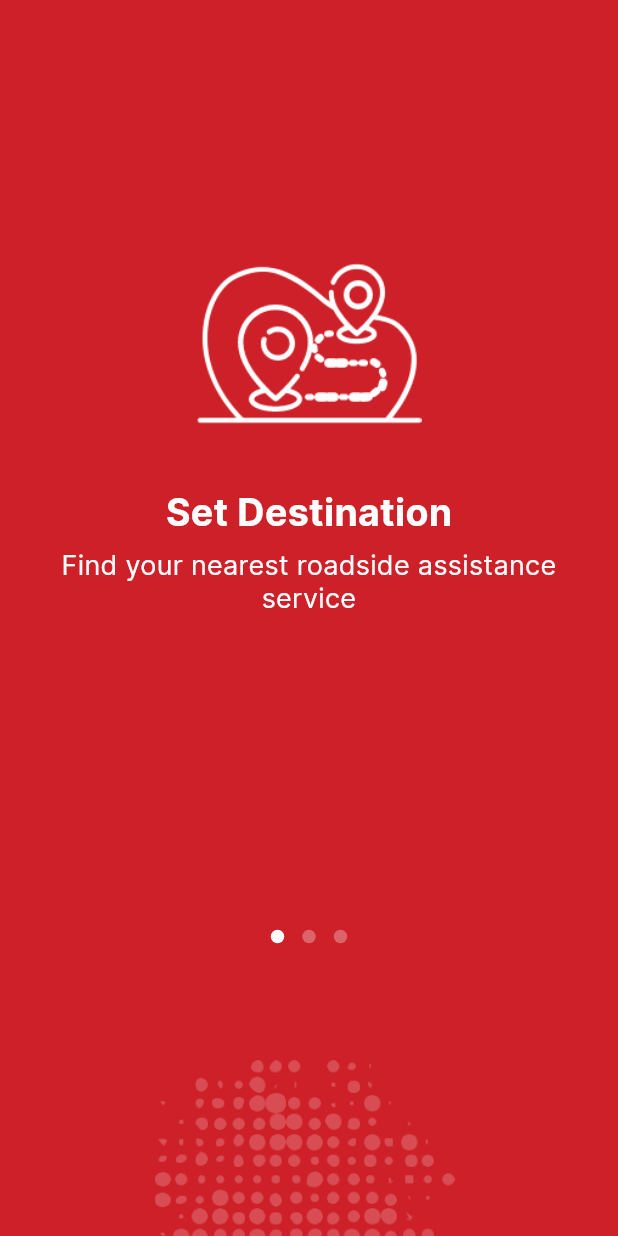
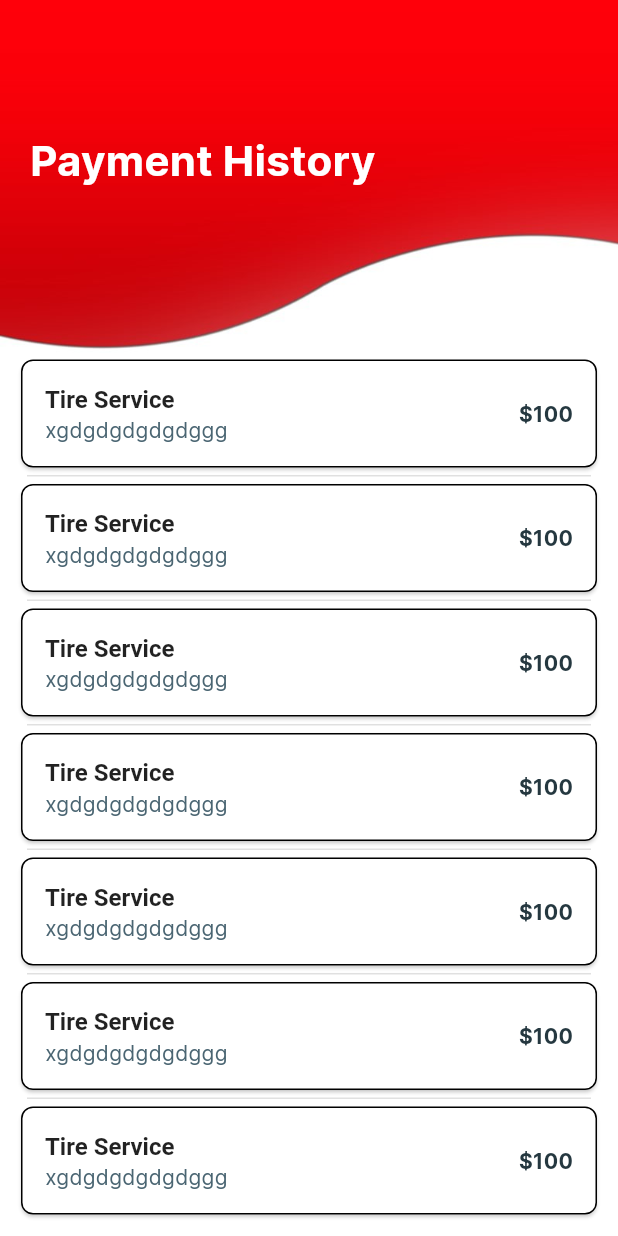
Before and after one commit to ShashiKha9/towfinUserchnages, a Flutter app: the screen it shows after launch, on a phone screen of 412 x 824 dp. Run offline on Flutter 3.47's test engine with Material 2 defaults, Android fonts, the phone set to English and light mode, and no system bars; our stand-ins replace device_info, dio, dotted_border, expandable, firebase_core, firebase_dynamic_links and 12 more; missing offline and left inert: ars_progress_dialog, flutter_polyline_points, flutter_statusbarcolor, square_in_app_payments; accounts and stored records are empty.

Commit message:
paymenthistoryscreen ui backgroun images chamges dividerv added

```diff
--- /dev/null
+++ b/RoadRunnerUser/lib/HomePage/PaymnetHistory_screen.dart
@@ -0,0 +1,65 @@
+import 'package:flutter/cupertino.dart';
+import 'package:flutter/material.dart';
+
+class PaymentHistoryScreen extends StatelessWidget{
+  @override
+  Widget build(BuildContext context) {
+    // TODO: implement build
+    return
+      Scaffold(
+      backgroundColor: Color(0xffFFFFFF),
+      body: Container(
+        child: Column(
+          children: [
+            Stack(
+              children:[
+                Image(image: AssetImage("assets/images/backgroundRed.jpg")),
+                Padding(padding: EdgeInsets.only(top: 90,left: 20),
+                    child:  Text(("Payment History"),style: TextStyle(fontSize: 28,fontWeight: FontWeight.bold,color: Colors.white),)
+                ),
+        ]
+            ),
+            Container(
+             child: Flexible(
+           child: ListView.separated(
+                padding: EdgeInsets.only(left: 10,right: 10),
+                itemCount: 7,
+                scrollDirection: Axis.vertical,
+                shrinkWrap: true,
+                separatorBuilder: (BuildContext context, int index) =>
+                    Divider(height: 3,
+                      thickness: 1,
+                      indent: 8,
+                      endIndent: 8,
+                    ),
+                itemBuilder: (BuildContext context, int index) {
+                  return
+                    Card(
+                      shape: RoundedRectangleBorder(
+                      borderRadius: BorderRadius.circular(8),
+                      side: BorderSide(color: Colors.black),
+                    ),
+                      shadowColor: Colors.grey.withOpacity(0.6),
+                      child: Column(
+                        children: <Widget>[
+                        ListTile(
+                            title: Text("Tire Service",style: TextStyle(
+                                fontWeight: FontWeight.w700),),
+                            subtitle: Text("xgdgdgdgdgdggg"),
+                            trailing: Text(r"$100",style: TextStyle(
+                              fontWeight: FontWeight.w700
+                            ),),
+                          ),
+                        ],
+                      ),
+                    );
+                },
+            )
+             )
+            ),
+          ],
+        ),
+      ),
+    );
+  }
+}
--- a/RoadRunnerUser/lib/main.dart
+++ b/RoadRunnerUser/lib/main.dart
@@ -2,6 +2,7 @@ import 'dart:io';
 
 import 'package:flutter/material.dart';
 import 'package:flutter/services.dart';
+import 'package:roadrunner/HomePage/PaymnetHistory_screen.dart';
 import 'package:roadrunner/HomePage/sharelocation_screen.dart';
 import 'package:square_in_app_payments/in_app_payments.dart';
 import 'package:square_in_app_payments/models.dart';
@@ -37,7 +38,7 @@ class MyApp extends StatelessWidget {
         textTheme: AppTheme.textTheme,
         platform: TargetPlatform.iOS,
       ),
-      home: WelcomeScreen(),
+      home: PaymentHistoryScreen(),
     );
   }
 
```
Also changed, not shown: RoadRunnerUser/assets/images/backgroundRed.jpg (added).
